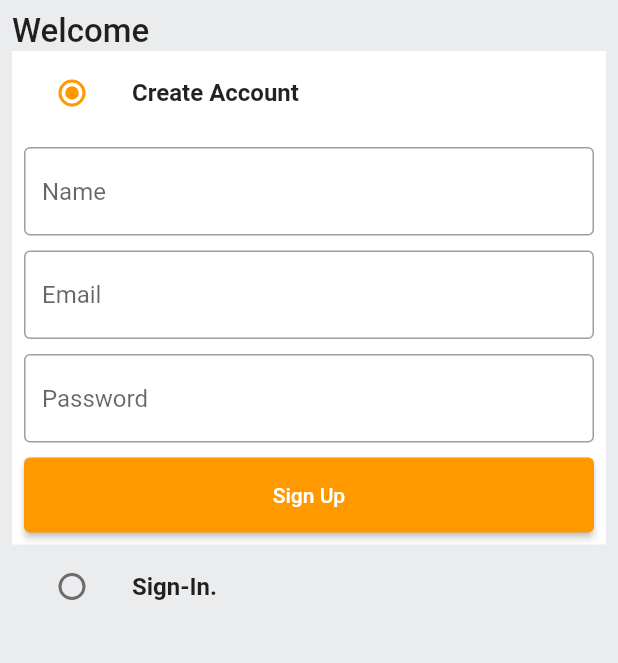
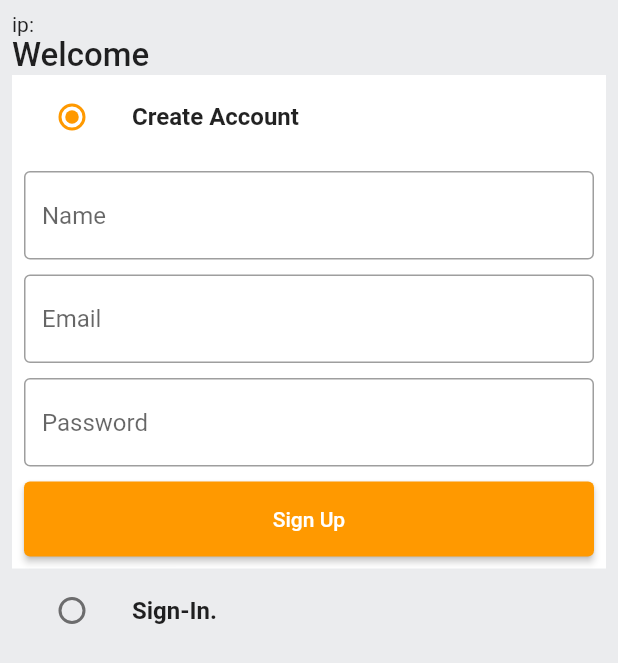
Before and after one commit to 217013277/flutter_amazon_clone, a Flutter app: the screen it shows after launch, on a phone screen of 412 x 824 dp. Shown: the top 663 px of the screen. Run offline on Flutter 3.47's test engine with Material 2 defaults, Android fonts, the phone set to English and light mode, and no system bars; our stand-ins replace badges, carousel_slider, charts_flutter_new, dotted_border, file_picker, flutter_rating_bar and 1 more; missing offline and left inert: cloudinary_public, pay.

```diff
--- a/lib/constants/global_variables.dart
+++ b/lib/constants/global_variables.dart
@@ -1,6 +1,8 @@
 import 'package:flutter/material.dart';
 
-import 'config.dart';
+// import 'config.dart';
+
+String ip = const String.fromEnvironment("ip");
 
 String uri = 'http://$ip:3000';
 
--- a/lib/features/admin/services/admin_services.dart
+++ b/lib/features/admin/services/admin_services.dart
@@ -11,7 +11,7 @@ import 'package:flutter_amazon_clone/models/product.dart';
 import 'package:http/http.dart' as http;
 import 'package:provider/provider.dart';
 
-import '../../../constants/config.dart';
+// import '../../../constants/config.dart';
 import '../../../constants/global_variables.dart';
 import '../../../provider/user_provider.dart';
 
@@ -26,6 +26,8 @@ class AdminServices {
     required List<File> images,
   }) async {
     final userProvider = Provider.of<UserProvider>(context, listen: false);
+    const String cloudName = String.fromEnvironment("cloudName");
+    const String uploadPreset = String.fromEnvironment("uploadPreset");
     try {
       final cloudinary = CloudinaryPublic(cloudName, uploadPreset);
       List<String> imageUrls = [];
--- a/lib/features/auth/screens/auth_screen.dart
+++ b/lib/features/auth/screens/auth_screen.dart
@@ -25,6 +25,8 @@ class _AuthScreenState extends State<AuthScreen> {
   final TextEditingController _signInEmailController = TextEditingController();
   final TextEditingController _signInPasswordController =
       TextEditingController();
+
+  final String ip = const String.fromEnvironment("ip");
 
   @override
   void dispose() {
@@ -60,6 +62,7 @@ class _AuthScreenState extends State<AuthScreen> {
           child: Column(
             crossAxisAlignment: CrossAxisAlignment.start,
             children: [
+              Text("ip: $ip"),
               const Text(
                 "Welcome",
                 style: TextStyle(fontSize: 22, fontWeight: FontWeight.w500),
```
